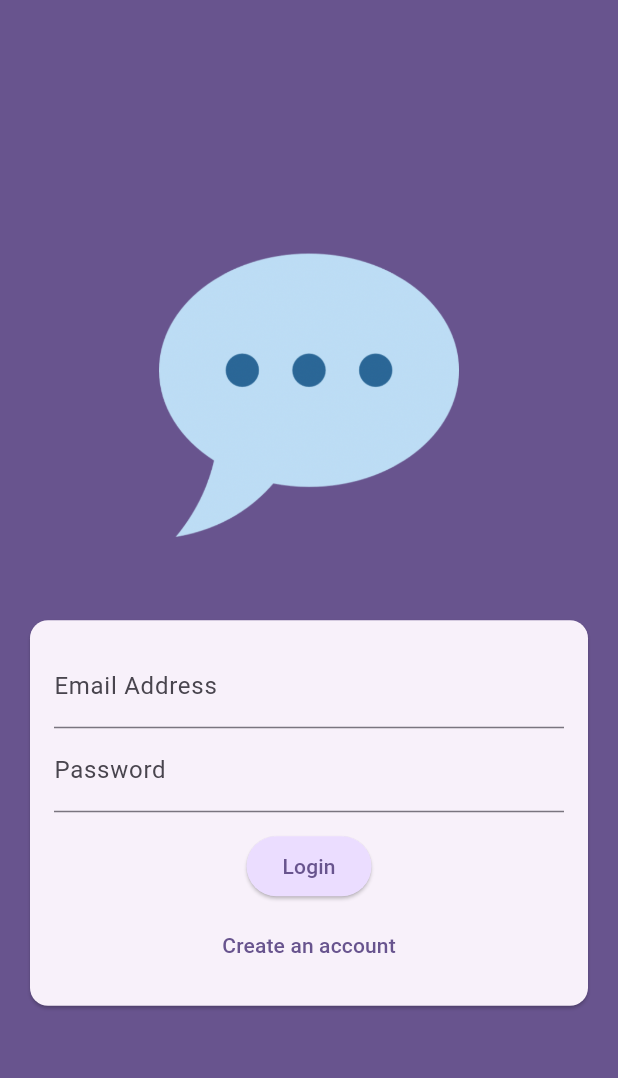
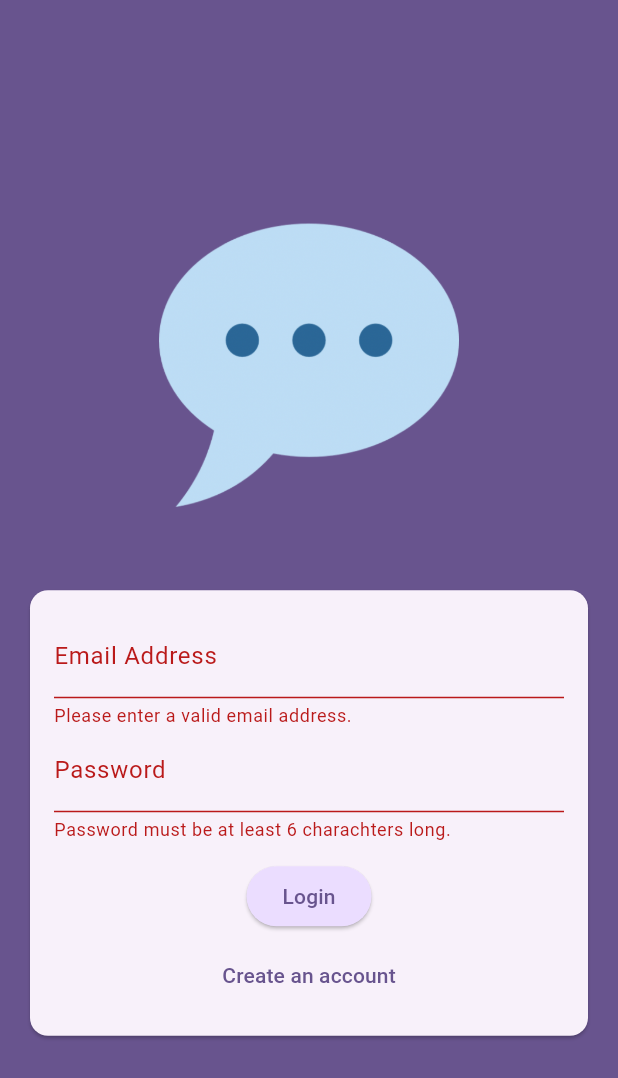
Before and after one commit to ragad-alshobaki/ChatApp_CLI, a Flutter app: the screen it shows after launch, after a tap on "Login", on a phone screen of 412 x 824 dp. Shown: the top 1078 px of the screen. Run offline on Flutter 3.47's test engine with Material 3 defaults, Android fonts, the light colour scheme and no system bars; our stand-ins replace firebase_auth, firebase_core; accounts and stored records are empty.

Commit message:
update on auth-signup

```diff
--- a/lib/screens/auth.dart
+++ b/lib/screens/auth.dart
@@ -13,8 +13,39 @@ class AuthScreen extends StatefulWidget {
 }
 
 class _AuthScreenState extends State<AuthScreen> {
+  final GlobalKey<FormState> _formKey = GlobalKey<FormState>();
+
   var _isLogin = true;
 
+  var _emailValue = '';     //or via   TextEditingController _emailValue = TextEditingController();
+  var _passwordValue = '';  //or via   TextEditingController _passwordValue = TextEditingController();
+
+  void _submit() async{
+    final valid = _formKey.currentState!.validate();
+
+    if (valid) return;
+
+    if (_isLogin) {
+
+    }else{
+      try {
+        final UserCredential userCredential = await _firebase.createUserWithEmailAndPassword(
+        email: _emailValue,
+        password: _passwordValue,
+      );
+      }on FirebaseAuthException catch (e) {
+      //show e.msg as snack bar:
+       ScaffoldMessenger.of(context).clearSnackBars();
+       ScaffoldMessenger.of(context).showSnackBar(
+        SnackBar(content: Text(e.message ?? 'Authentecation Failed'))
+       );
+      }
+    }
+
+     _formKey.currentState!.save();
+     log(_emailValue);
+     log(_passwordValue);
+  }
 
   @override
   Widget build(BuildContext context) {
@@ -41,6 +72,7 @@ class _AuthScreenState extends State<AuthScreen> {
                   child: Padding(
                     padding: EdgeInsets.all(16),
                     child: Form(
+                      key: _formKey,
                       child: Column(
                         children: [
                           TextFormField(
@@ -50,6 +82,8 @@ class _AuthScreenState extends State<AuthScreen> {
                             keyboardType: TextInputType.emailAddress,
                             autocorrect: false,
                             textCapitalization: TextCapitalization.none,
+                            onSaved: (value)=> _emailValue = value!,
+                            //Firebade have regularExpression
                             validator: (value) {
                               if(value == null || value.trim().isEmpty || !value.contains('@')) {
                                 return 'Please enter a valid email address.';
@@ -62,6 +96,7 @@ class _AuthScreenState extends State<AuthScreen> {
                               labelText:'Password'
                             ),
                             obscureText: true,
+                            onSaved: (value)=> _passwordValue = value!,
                             validator: (value) {
                               if(value == null || value.trim().length < 6) {
                                 return 'Password must be at least 6 charachters long.';
@@ -71,7 +106,7 @@ class _AuthScreenState extends State<AuthScreen> {
                           ),
                           SizedBox(height: 12,),
                           ElevatedButton(
-                            onPressed: () {},
+                            onPressed: _submit,
                             style: ElevatedButton.styleFrom(
                               backgroundColor:
                                 Theme.of(context).colorScheme.primaryContainer,
@@ -101,3 +136,4 @@ class _AuthScreenState extends State<AuthScreen> {
       ),
     );
   }
+}
```
